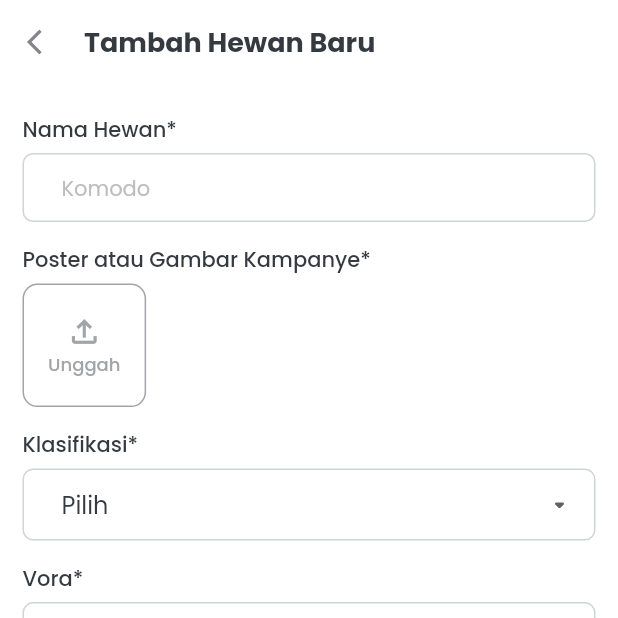
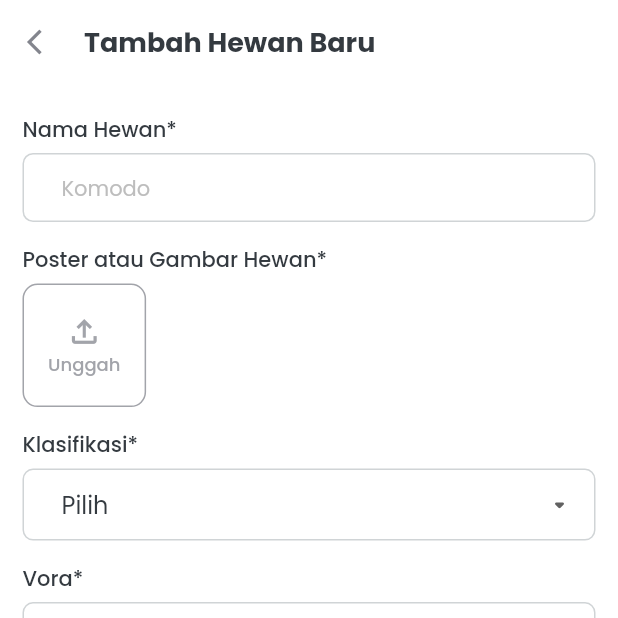
Before and after one commit to algavania/lestari_admin, a Flutter app: the AnimalFormPage screen opened directly, on a phone screen of 412 x 824 dp, the top half of it. Run offline on Flutter 3.47's test engine with Material 3 defaults, Android fonts, the phone set to English and light mode, and no system bars; drawn by our look-alikes of loader_overlay; our stand-ins replace bloc, cached_network_image, cloud_firestore, equatable, firebase_auth, firebase_core and 8 more; missing offline and left inert: model_viewer_plus; accounts and stored records are empty.

Commit message:
fix: fix minor issue

```diff
--- a/lib/app/ui/animal_form/animal_form_page.dart
+++ b/lib/app/ui/animal_form/animal_form_page.dart
@@ -286,7 +286,7 @@ class _AnimalFormPageState extends State<AnimalFormPage> {
       crossAxisAlignment: CrossAxisAlignment.start,
       children: [
         Text(
-          'Poster atau Gambar Kampanye*',
+          'Poster atau Gambar Hewan*',
           style:
           GoogleFonts.poppins(fontSize: 14, fontWeight: FontWeight.w500),
         ),
```
Also changed, not shown: 1 other file.
